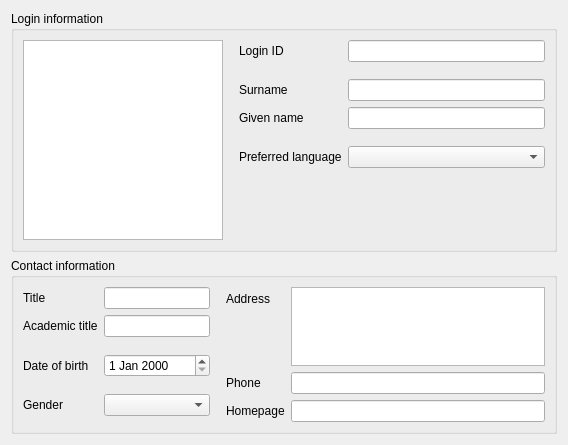
First picture: the form in agent/src/clacks/agent/data/templates/default/user.ui, repository gonicus/clacks, before the edit.
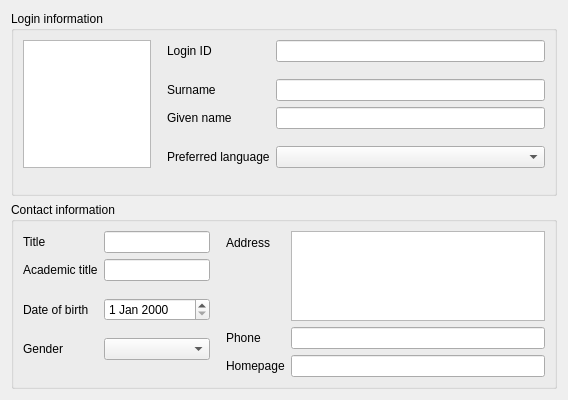
Second picture: the form after the edit. Icons and pictures are not drawn.

Commit message: Shrink image

The edit to the form file:
```diff
--- a/agent/src/clacks/agent/data/templates/default/user.ui
+++ b/agent/src/clacks/agent/data/templates/default/user.ui
@@ -30,14 +30,14 @@
          <widget class="QGraphicsView" name="jpegPhotoEdit">
           <property name="minimumSize">
            <size>
-            <width>200</width>
-            <height>200</height>
+            <width>128</width>
+            <height>128</height>
            </size>
           </property>
           <property name="maximumSize">
            <size>
-            <width>200</width>
-            <height>200</height>
+            <width>128</width>
+            <height>128</height>
            </size>
           </property>
          </widget>
```
